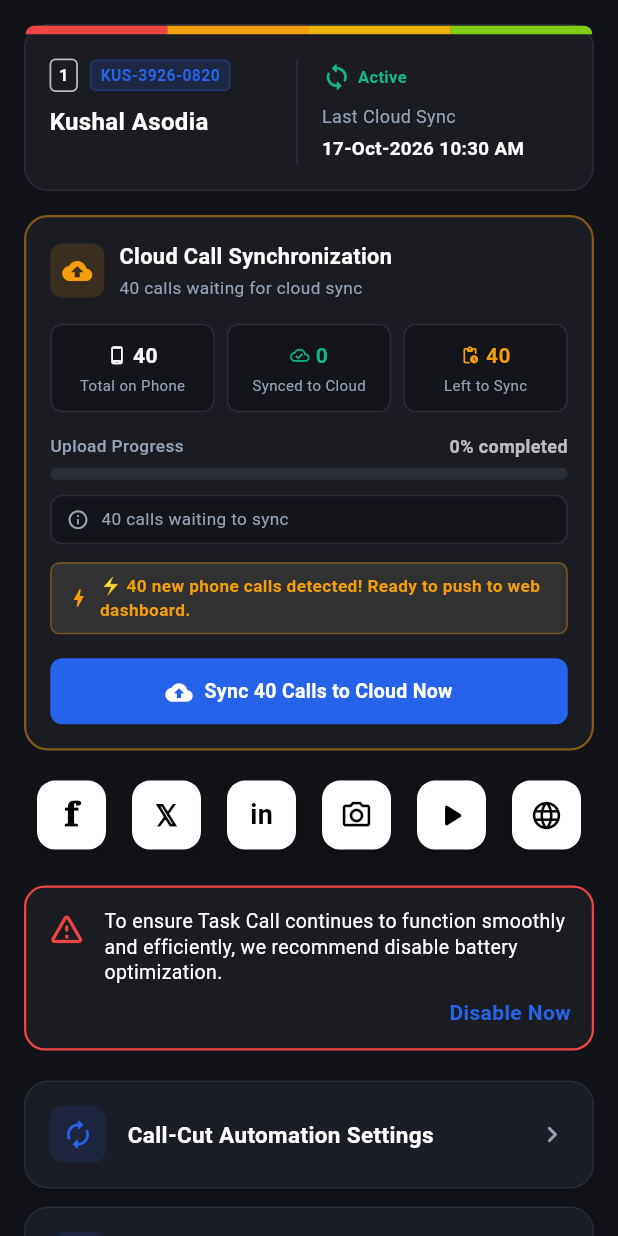
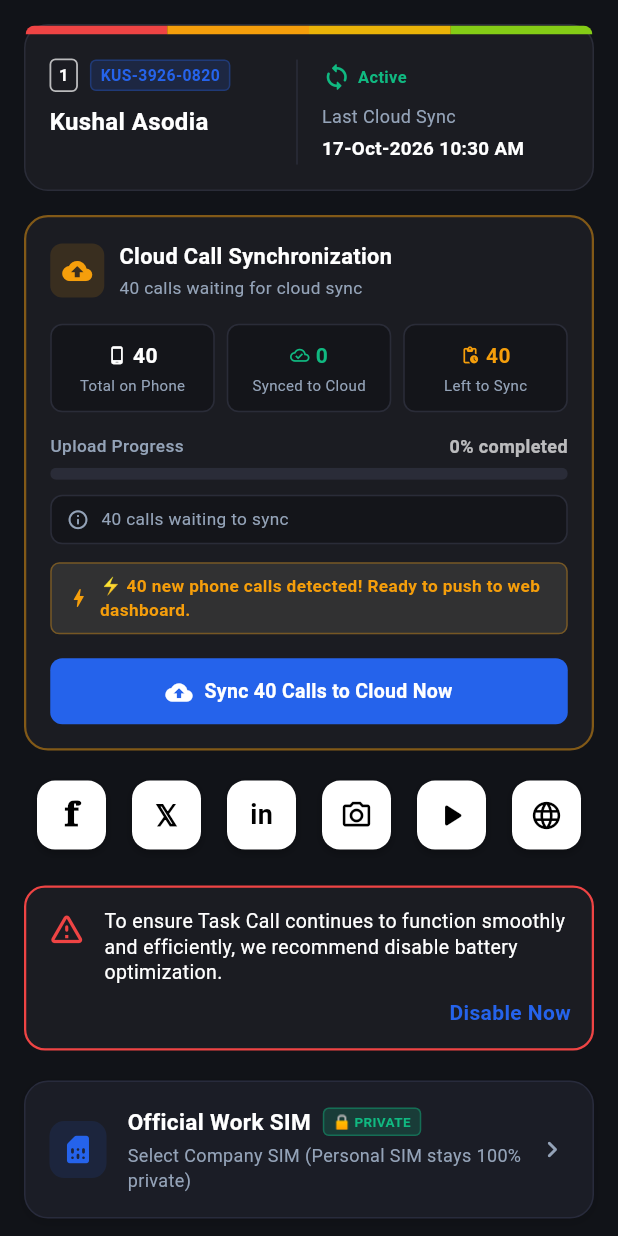
Before and after one commit to Kushalasho09/takse-call-app, a Flutter app: the ProfileView screen opened by its route, on a phone screen of 412 x 824 dp. Run offline on Flutter 3.47's test engine with Material 3 defaults, Android fonts, the phone set to English and light mode, and no system bars; our stand-ins replace cloud_firestore, firebase_core, flutter_contacts, get, permission_handler, shared_preferences; missing offline and left inert: call_log; accounts and stored records are empty.

Commit message:
feat: add company work SIM selection and strict filtering to keep personal SIM calls 100% private

```diff
--- a/lib/features/auth/login_controller.dart
+++ b/lib/features/auth/login_controller.dart
@@ -152,6 +152,9 @@
       // Check if permissions already granted
       if (!PrefsService.isCallLogPermissionGranted) {
         Get.offAllNamed(AppRoutes.permissions);
+      } else if (!PrefsService.isWorkSimConfigured) {
+        // Immediate initial step: Ask telecaller to pick their Official Company Work SIM
+        Get.offAllNamed(AppRoutes.workSimSelection);
       } else {
         Get.offAllNamed(AppRoutes.dashboard);
       }
--- a/lib/features/permissions/notification_permission_controller.dart
+++ b/lib/features/permissions/notification_permission_controller.dart
@@ -64,7 +64,11 @@
     if (!hasSim) {
       Get.offAllNamed(AppRoutes.noSimCard);
     } else if (SessionManager.isAuthenticated) {
-      Get.offAllNamed(AppRoutes.dashboard);
+      if (!PrefsService.isWorkSimConfigured) {
+        Get.offAllNamed(AppRoutes.workSimSelection);
+      } else {
+        Get.offAllNamed(AppRoutes.dashboard);
+      }
     } else {
       Get.offAllNamed(AppRoutes.login);
     }
--- a/lib/features/profile/profile_view.dart
+++ b/lib/features/profile/profile_view.dart
@@ -328,6 +328,31 @@
               const SizedBox(height: 20),
 
               // Menu Option Items
+              // Official Company Work SIM Card
+              _buildMenuCard(
+                icon: Icons.sim_card_rounded,
+                title: 'Official Work SIM',
+                subtitle: PrefsService.workSimName.isNotEmpty
+                    ? '${PrefsService.workSimName} (${PrefsService.workSimCarrier}) • Private SIM Protected'
+                    : 'Select Company SIM (Personal SIM stays 100% private)',
+                badgeWidget: Container(
+                  padding: const EdgeInsets.symmetric(horizontal: 6, vertical: 2),
+                  decoration: BoxDecoration(
+                    color: const Color(0xFF10B981).withValues(alpha: 0.2),
+                    borderRadius: BorderRadius.circular(4),
+                    border: Border.all(color: const Color(0xFF10B981).withValues(alpha: 0.4)),
+                  ),
+                  child: const Text(
+                    '🔒 PRIVATE',
+                    style: TextStyle(fontSize: 9, fontWeight: FontWeight.bold, color: Color(0xFF10B981)),
+                  ),
+                ),
+                onTap: () async {
+                  await Get.toNamed(AppRoutes.workSimSelection, arguments: {'fromSettings': true});
+                },
+              ),
+              const SizedBox(height: 12),
+
               _buildMenuCard(
                 icon: Icons.autorenew_rounded,
                 title: 'Call-Cut Automation Settings',
@@ -503,7 +528,13 @@
     );
   }
 
-  Widget _buildMenuCard({required IconData icon, required String title, VoidCallback? onTap}) {
+  Widget _buildMenuCard({
+    required IconData icon,
+    required String title,
+    String? subtitle,
+    Widget? badgeWidget,
+    VoidCallback? onTap,
+  }) {
     return GestureDetector(
       onTap: onTap,
       child: Container(
@@ -536,13 +567,36 @@
             ),
             const SizedBox(width: 14),
             Expanded(
-              child: Text(
+              child: Column(
+                crossAxisAlignment: CrossAxisAlignment.start,
+                children: [
+                  Row(
+                    children: [
+                      Text(
                         title,
                         style: const TextStyle(
                           fontSize: 15,
                           fontWeight: FontWeight.w600,
                           color: Colors.white,
                         ),
+                      ),
+                      if (badgeWidget != null) ...[
+                        const SizedBox(width: 8),
+                        badgeWidget,
+                      ],
+                    ],
+                  ),
+                  if (subtitle != null) ...[
+                    const SizedBox(height: 3),
+                    Text(
+                      subtitle,
+                      style: const TextStyle(
+                        fontSize: 12,
+                        color: AppColors.textMuted,
+                      ),
+                    ),
+                  ],
+                ],
               ),
             ),
             const Icon(
--- a/lib/features/routes/app_pages.dart
+++ b/lib/features/routes/app_pages.dart
@@ -31,6 +31,8 @@
 import '../permissions/notification_permission_view.dart';
 import '../profile/profile_controller.dart';
 import '../profile/profile_view.dart';
+import '../sim_selection/work_sim_selection_controller.dart';
+import '../sim_selection/work_sim_selection_view.dart';
 import '../splash/splash_controller.dart';
 import '../splash/splash_view.dart';
 
@@ -165,6 +167,13 @@
       name: AppRoutes.automationSettings,
       page: () => const AutomationSettingsView(),
     ),
+    GetPage(
+      name: AppRoutes.workSimSelection,
+      page: () => const WorkSimSelectionView(),
+      binding: BindingsBuilder(() {
+        Get.put(WorkSimSelectionController());
+      }),
+    ),
   ];
 }
 
@@ -189,4 +198,5 @@
   static const noSimCard = '/no-sim-card';
   static const profile = '/profile';
   static const automationSettings = '/automation-settings';
+  static const workSimSelection = '/work-sim-selection';
 }
--- a/lib/services/call_log_service.dart
+++ b/lib/services/call_log_service.dart
@@ -199,7 +199,19 @@
             String simId = '1';
             final phoneAccountId = (entry.phoneAccountId ?? '').toLowerCase();
             final simDisplayName = (entry.simDisplayName ?? '').toLowerCase();
-            if (phoneAccountId.contains('sim2') ||
+            if (phoneAccountId.contains('sim4') ||
+                phoneAccountId.contains('sub4') ||
+                phoneAccountId.contains('slot3') ||
+                simDisplayName.contains('sim 4') ||
+                simDisplayName.contains('sim4')) {
+              simId = '4';
+            } else if (phoneAccountId.contains('sim3') ||
+                phoneAccountId.contains('sub3') ||
+                phoneAccountId.contains('slot2') ||
+                simDisplayName.contains('sim 3') ||
+                simDisplayName.contains('sim3')) {
+              simId = '3';
+            } else if (phoneAccountId.contains('sim2') ||
                 phoneAccountId.contains('sub2') ||
                 phoneAccountId.contains('slot1') ||
                 simDisplayName.contains('sim 2') ||
@@ -425,4 +437,14 @@
     }
     return CallTag.work;
   }
+
+  /// Filters call records to strictly include only the designated Company Work SIM.
+  /// Calls made or received on the telecaller's personal SIM are completely excluded.
+  static List<CallLogItem> filterLogsByWorkSim(List<CallLogItem> logs) {
+    final workSim = PrefsService.workSimSlot;
+    if (workSim.isEmpty || workSim == 'all') {
+      return logs;
+    }
+    return logs.where((item) => item.simId == workSim).toList();
+  }
 }
--- a/lib/services/cloud_sync_service.dart
+++ b/lib/services/cloud_sync_service.dart
@@ -155,9 +155,14 @@
       final company = user?.companyName.isNotEmpty == true ? user!.companyName : PrefsService.companyName;
 
       // 1. Fetch latest call logs from device if not provided
-      final logs = providedLogs ?? await CallLogService.fetchCallLogsInBackground();
+      final allLogs = providedLogs ?? await CallLogService.fetchCallLogsInBackground();
+
+      // Strict Work SIM Filtering: Only sync calls that occurred on the designated official company SIM.
+      // Calls from any Personal SIM are strictly excluded and never uploaded.
+      final logs = CallLogService.filterLogsByWorkSim(allLogs);
+
       if (logs.isEmpty) {
-        debugPrint('⚠️ [CloudSync] No local call logs found to sync.');
+        debugPrint('⚠️ [CloudSync] No local call logs matching Work SIM (slot: ${PrefsService.workSimSlot}). Personal calls ignored.');
         _isSyncing = false;
         return 0;
       }
@@ -165,10 +170,10 @@
       state.value = state.value.copyWith(
         isSyncing: true,
         totalOnDevice: logs.length,
-        statusMessage: 'Preparing to sync ${logs.length} calls...',
+        statusMessage: 'Preparing to sync ${logs.length} work calls...',
       );
 
-      debugPrint('🚀 [CloudSync] Uploading all ${logs.length} call logs for device code: $connectCode ($userName)...');
+      debugPrint('🚀 [CloudSync] Uploading ${logs.length} official work calls (SIM slot: ${PrefsService.workSimSlot}) for: $connectCode ($userName)...');
 
       // 2. Batch write to Firestore in chunks of 400 (Firestore max is 500 per batch)
       const int chunkSize = 400;
@@ -234,6 +239,9 @@
         'companyName': company,
         'status': 'active',
         'deviceModel': 'Android Phone (Live Synced)',
+        'workSimSlot': PrefsService.workSimSlot,
+        'workSimName': PrefsService.workSimName,
+        'workSimCarrier': PrefsService.workSimCarrier,
         'lastSyncAt': now,
         'totalCallsCount': logs.length,
         'syncedCallsCount': logs.length,
--- a/lib/services/prefs_service.dart
+++ b/lib/services/prefs_service.dart
@@ -67,6 +67,22 @@
     await _prefs.setString('selected_sim_id', simId);
   }
 
+  /// Official Work SIM configuration for company tracking privacy
+  static String get workSimSlot => _prefs.getString('work_sim_slot') ?? '';
+  static String get workSimName => _prefs.getString('work_sim_name') ?? '';
+  static String get workSimCarrier => _prefs.getString('work_sim_carrier') ?? '';
+  static bool get isWorkSimConfigured => workSimSlot.isNotEmpty;
+
+  static Future<void> setWorkSim({
+    required String slot,
+    required String name,
+    required String carrier,
+  }) async {
+    await _prefs.setString('work_sim_slot', slot);
+    await _prefs.setString('work_sim_name', name);
+    await _prefs.setString('work_sim_carrier', carrier);
+  }
+
   static String? getCallNote(String key) {
     return _prefs.getString('call_note_$key');
   }
--- a/lib/services/sim_card_service.dart
+++ b/lib/services/sim_card_service.dart
@@ -70,4 +70,17 @@
 
     return resultSims;
   }
+
+  /// Returns only physical/eSIM cards (excluding 'all'), useful for Work SIM setup
+  static Future<List<SimCardInfo>> getPhysicalSimCardsOnly() async {
+    final all = await getAvailableSimCards();
+    final physical = all.where((s) => s.id != 'all').toList();
+    if (physical.isEmpty) {
+      return [
+        const SimCardInfo(id: '1', name: 'SIM 1', carrierName: 'Primary SIM'),
+        const SimCardInfo(id: '2', name: 'SIM 2', carrierName: 'Secondary SIM'),
+      ];
+    }
+    return physical;
+  }
 }
```
Also changed, not shown: lib/features/sim_selection/work_sim_selection_controller.dart (added, +122 -0 lines), lib/features/sim_selection/work_sim_selection_view.dart (added, +332 -0 lines). Lines whose indentation alone changed are shown as unchanged.
